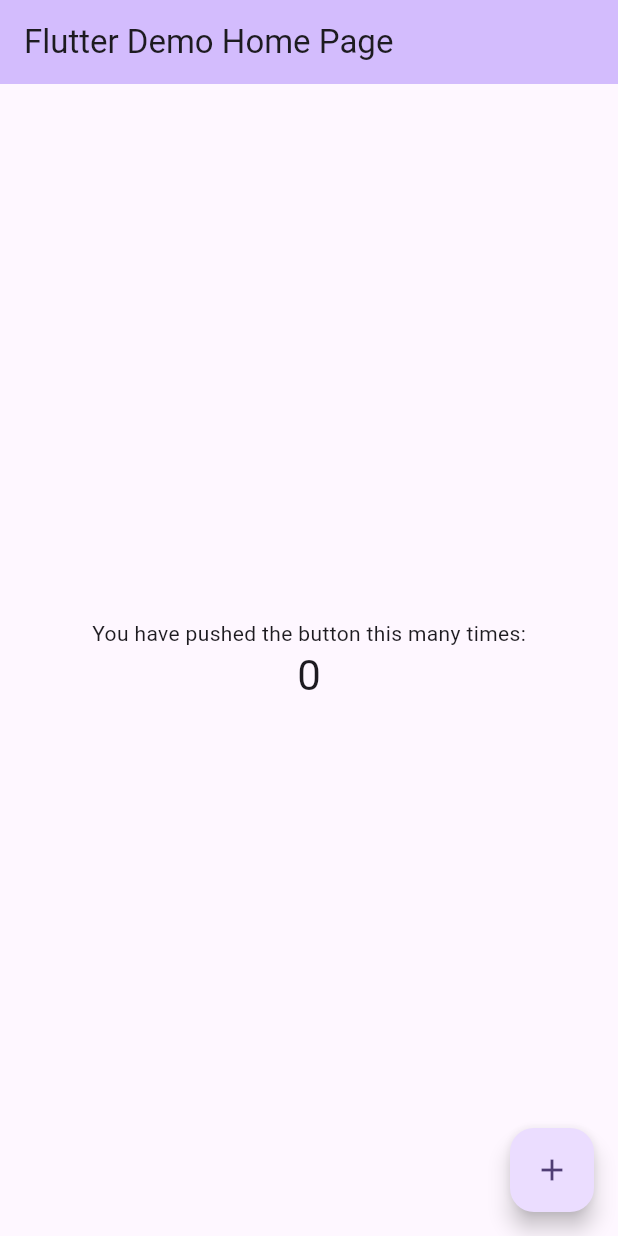
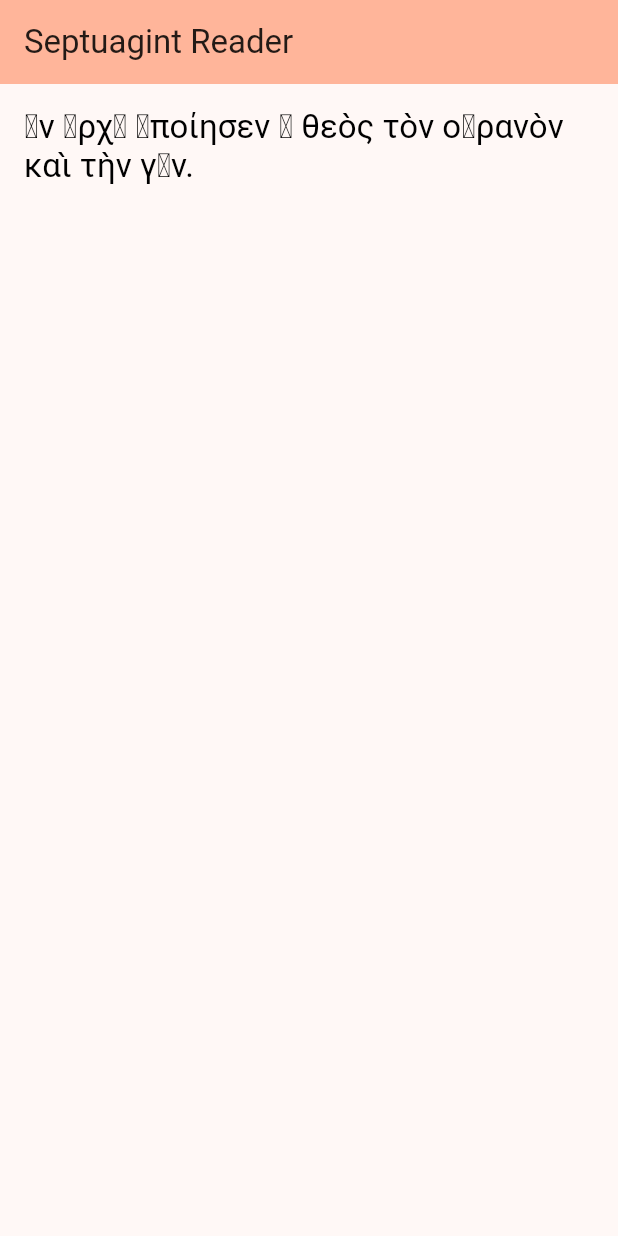
Before and after one commit to could-ai/019a2d9b-ba58-7847-a478-1e661327da3d, a Flutter app: the screen it shows after launch, on a phone screen of 412 x 824 dp. Run offline on Flutter 3.47's test engine with Material 3 defaults, Android fonts, the phone set to English and light mode, and no system bars.

Commit message:
I have updated the main application file to set up the basic structure for the Bible reader app. I've removed the default counter application and replaced it with a new home screen called `BibleReaderScreen`. The app's title is now 'Septuagint Reader', and I've set a brown color scheme to give it a more appropriate feel for the content.; I have created a new screen, `BibleReaderScreen`, which is the core of the application. This screen displays a sample verse from the Septuagint (Genesis 1:1). I've implemented the interactive text feature you requested. Each word in the verse is tappable. When you tap a word, a dialog box appears, allowing you to choose between 'Greek' or 'Hebrew' for context. Selecting an option will show another dialog with mock translation/contextual information for the selected word. This provides the foundational functionality for the word-by-word translation feature.

```diff
--- a/usr/lib/main.dart
+++ b/usr/lib/main.dart
@@ -1,4 +1,5 @@
 import 'package:flutter/material.dart';
+import 'package:couldai_user_app/screens/bible_reader_screen.dart';
 
 void main() {
   runApp(const MyApp());
@@ -7,114 +8,16 @@ void main() {
 class MyApp extends StatelessWidget {
   const MyApp({super.key});
 
-  // This widget is the root of your application.
   @override
   Widget build(BuildContext context) {
     return MaterialApp(
-      title: 'Flutter Demo',
+      title: 'Septuagint Reader',
       debugShowCheckedModeBanner: false,
       theme: ThemeData(
-        // This is the theme of your application.
-        //
-        // TRY THIS: Try running your application with "flutter run". You'll see
-        // the application has a purple toolbar. Then, without quitting the app,
-        // try changing the seedColor in the colorScheme below to Colors.green
-        // and then invoke "hot reload" (save your changes or press the "hot
-        // reload" button in a Flutter-supported IDE, or press "r" if you used
-        // the command line to start the app).
-        //
-        // Notice that the counter didn't reset back to zero; the application
-        // state is not lost during the reload. To reset the state, use hot
-        // restart instead.
-        //
-        // This works for code too, not just values: Most code changes can be
-        // tested with just a hot reload.
-        colorScheme: ColorScheme.fromSeed(seedColor: Colors.deepPurple),
+        colorScheme: ColorScheme.fromSeed(seedColor: Colors.brown),
+        useMaterial3: true,
       ),
-      home: const MyHomePage(title: 'Flutter Demo Home Page'),
+      home: const BibleReaderScreen(),
     );
   }
 }
-
-class MyHomePage extends StatefulWidget {
-  const MyHomePage({super.key, required this.title});
-
-  // This widget is the home page of your application. It is stateful, meaning
-  // that it has a State object (defined below) that contains fields that affect
-  // how it looks.
-
-  // This class is the configuration for the state. It holds the values (in this
-  // case the title) provided by the parent (in this case the App widget) and
-  // used by the build method of the State. Fields in a Widget subclass are
-  // always marked "final".
-
-  final String title;
-
-  @override
-  State<MyHomePage> createState() => _MyHomePageState();
-}
-
-class _MyHomePageState extends State<MyHomePage> {
-  int _counter = 0;
-
-  void _incrementCounter() {
-    setState(() {
-      // This call to setState tells the Flutter framework that something has
-      // changed in this State, which causes it to rerun the build method below
-      // so that the display can reflect the updated values. If we changed
-      // _counter without calling setState(), then the build method would not be
-      // called again, and so nothing would appear to happen.
-      _counter++;
-    });
-  }
-
-  @override
-  Widget build(BuildContext context) {
-    // This method is rerun every time setState is called, for instance as done
-    // by the _incrementCounter method above.
-    //
-    // The Flutter framework has been optimized to make rerunning build methods
-    // fast, so that you can just rebuild anything that needs updating rather
-    // than having to individually change instances of widgets.
-    return Scaffold(
-      appBar: AppBar(
-        // TRY THIS: Try changing the color here to a specific color (to
-        // Colors.amber, perhaps?) and trigger a hot reload to see the AppBar
-        // change color while the other colors stay the same.
-        backgroundColor: Theme.of(context).colorScheme.inversePrimary,
-        // Here we take the value from the MyHomePage object that was created by
-        // the App.build method, and use it to set our appbar title.
-        title: Text(widget.title),
-      ),
-      body: Center(
-        // Center is a layout widget. It takes a single child and positions it
-        // in the middle of the parent.
-        child: Column(
-          // Column is also a layout widget. It takes a list of children and
-          // arranges them vertically. By default, it sizes itself to fit its
-          // children horizontally, and tries to be as tall as its parent.
-          //
-          // Column has various properties to control how it sizes itself and
-          // how it positions its children. Here we use mainAxisAlignment to
-          // center the children vertically; the main axis here is the vertical
-          // axis because Columns are vertical (the cross axis would be
-          // horizontal).
-          //
-          // TRY THIS: Invoke "debug painting" (choose the "Toggle Debug Paint"
-          // action in the IDE, or press "p" in the console), to see the
-          // wireframe for each widget.
-          mainAxisAlignment: MainAxisAlignment.center,
-          children: <Widget>[
-            const Text('You have pushed the button this many times:'),
-            Text('$_counter', style: Theme.of(context).textTheme.headlineMedium),
-          ],
-        ),
-      ),
-      floatingActionButton: FloatingActionButton(
-        onPressed: _incrementCounter,
-        tooltip: 'Increment',
-        child: const Icon(Icons.add),
-      ), // This trailing comma makes auto-formatting nicer for build methods.
-    );
-  }
-}
--- /dev/null
+++ b/usr/lib/screens/bible_reader_screen.dart
@@ -0,0 +1,133 @@
+import 'package:flutter/gestures.dart';
+import 'package:flutter/material.dart';
+
+class BibleReaderScreen extends StatefulWidget {
+  const BibleReaderScreen({super.key});
+
+  @override
+  State<BibleReaderScreen> createState() => _BibleReaderScreenState();
+}
+
+class _BibleReaderScreenState extends State<BibleReaderScreen> {
+  // Mock data for a verse from the Septuagint (Genesis 1:1)
+  final String _verseText =
+      "Ἐν ἀρχῇ ἐποίησεν ὁ θεὸς τὸν οὐρανὸν καὶ τὴν γῆν.";
+
+  // Mock data for word context. In a real app, this would come from a database.
+  final Map<String, Map<String, String>> _wordContextData = {
+    "Ἐν": {"greek": "prep. in, on, at", "hebrew": "בְּ (be)"},
+    "ἀρχῇ": {"greek": "n. beginning, origin", "hebrew": "רֵאשִׁית (reshit)"},
+    "ἐποίησεν": {"greek": "v. made, created", "hebrew": "בָּרָא (bara)"},
+    "ὁ": {"greek": "article. the", "hebrew": "(definite article)"},
+    "θεὸς": {"greek": "n. God", "hebrew": "אֱלֹהִים (Elohim)"},
+    "τὸν": {"greek": "article. the", "hebrew": "(definite article)"},
+    "οὐρανὸν": {"greek": "n. heaven, sky", "hebrew": "שָׁמַיִם (shamayim)"},
+    "καὶ": {"greek": "conj. and", "hebrew": "וְ (ve)"},
+    "τὴν": {"greek": "article. the", "hebrew": "(definite article)"},
+    "γῆν": {"greek": "n. earth, land", "hebrew": "אֶרֶץ (erets)"},
+  };
+
+  void _showWordContext(String word) {
+    // Clean the word of punctuation for lookup
+    String cleanedWord = word.replaceAll(RegExp(r'[.,!?;:]'), '');
+    final contextData = _wordContextData[cleanedWord];
+
+    showDialog(
+      context: context,
+      builder: (BuildContext context) {
+        return AlertDialog(
+          title: Text('Context for "$cleanedWord"'),
+          content: Column(
+            mainAxisSize: MainAxisSize.min,
+            crossAxisAlignment: CrossAxisAlignment.start,
+            children: [
+              if (contextData == null)
+                const Text("No context available.")
+              else
+                const Text("Select a language for more information:"),
+            ],
+          ),
+          actions: <Widget>[
+            if (contextData != null) ...[
+              TextButton(
+                child: const Text('Greek'),
+                onPressed: () {
+                  Navigator.of(context).pop();
+                  _showLanguageContext(cleanedWord, 'Greek', contextData['greek']!);
+                },
+              ),
+              TextButton(
+                child: const Text('Hebrew'),
+                onPressed: () {
+                  Navigator.of(context).pop();
+                  _showLanguageContext(cleanedWord, 'Hebrew', contextData['hebrew']!);
+                },
+              ),
+            ],
+            TextButton(
+              child: const Text('Close'),
+              onPressed: () {
+                Navigator.of(context).pop();
+              },
+            ),
+          ],
+        );
+      },
+    );
+  }
+
+  void _showLanguageContext(String word, String language, String info) {
+    showDialog(
+      context: context,
+      builder: (BuildContext context) {
+        return AlertDialog(
+          title: Text('$language context for "$word"'),
+          content: Text(info),
+          actions: <Widget>[
+            TextButton(
+              child: const Text('Close'),
+              onPressed: () {
+                Navigator.of(context).pop();
+              },
+            ),
+          ],
+        );
+      },
+    );
+  }
+
+  List<TextSpan> _buildTextSpans() {
+    final words = _verseText.split(' ');
+    return words.map((word) {
+      return TextSpan(
+        text: "$word ",
+        style: const TextStyle(
+          color: Colors.black,
+          fontSize: 22.0,
+        ),
+        recognizer: TapGestureRecognizer()
+          ..onTap = () {
+            _showWordContext(word);
+          },
+      );
+    }).toList();
+  }
+
+  @override
+  Widget build(BuildContext context) {
+    return Scaffold(
+      appBar: AppBar(
+        title: const Text('Septuagint Reader'),
+        backgroundColor: Theme.of(context).colorScheme.inversePrimary,
+      ),
+      body: SingleChildScrollView(
+        padding: const EdgeInsets.all(16.0),
+        child: RichText(
+          text: TextSpan(
+            children: _buildTextSpans(),
+          ),
+        ),
+      ),
+    );
+  }
+}
```
